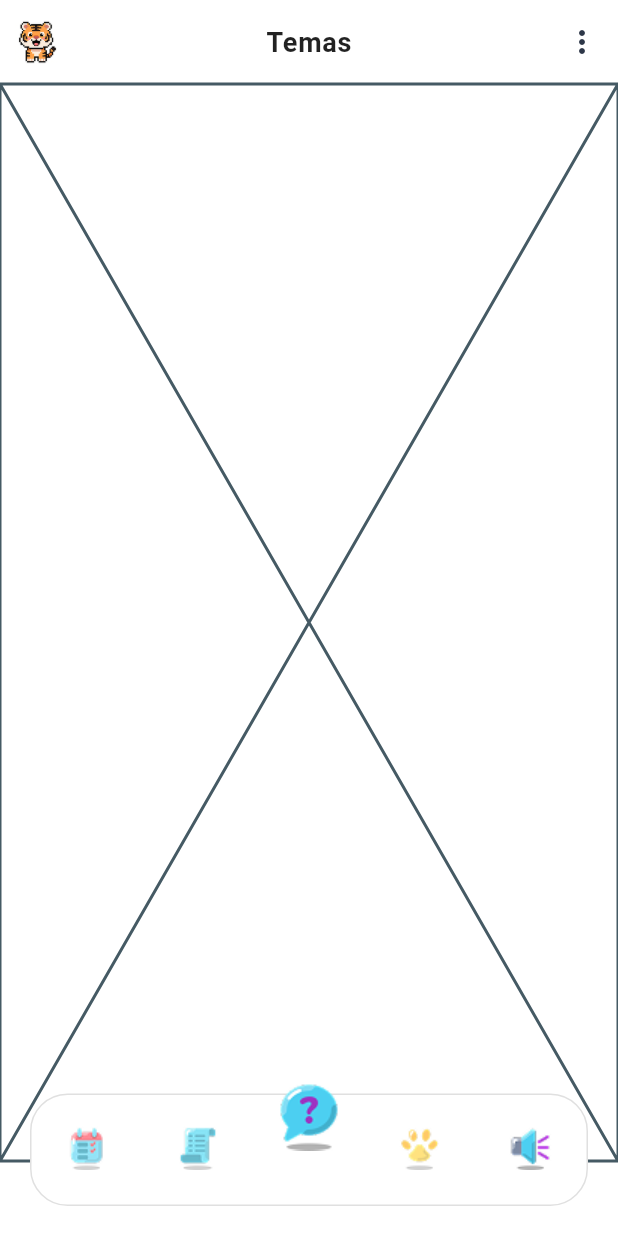
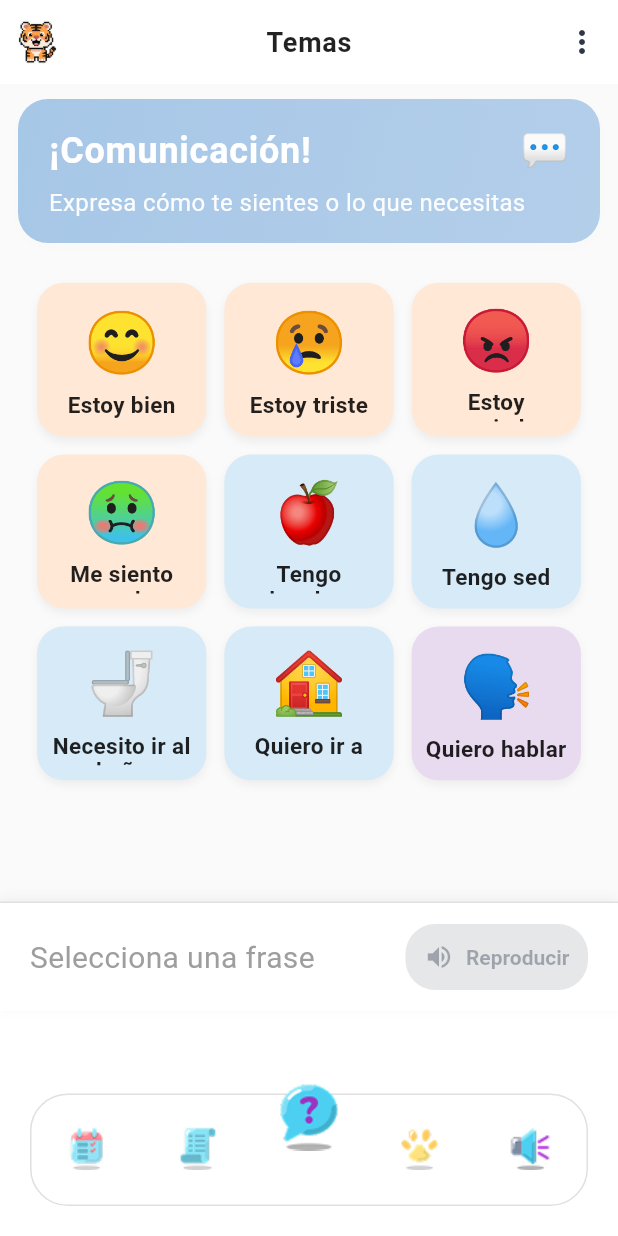
Before and after one commit to CQuarkH/tora-frontend, a Flutter app: the ChildMainScreen screen opened by its route, item 5 of the bottom bar chosen, on a phone screen of 412 x 824 dp. Run offline on Flutter 3.47's test engine with Material 3 defaults, Android fonts, the phone set to English and light mode, and no system bars; drawn by our look-alikes of persistent_bottom_nav_bar; our stand-ins replace audioplayers, calendar_view, fl_chart, flutter_hooks, flutter_local_notifications, flutter_svg and 5 more; project files that could hold a hidden picture were left out.

Commit message:
feat: add communication non-verbal screen and related components for enhanced child interaction

```diff
--- a/lib/features/child/screens/child_main_screen.dart
+++ b/lib/features/child/screens/child_main_screen.dart
@@ -3,6 +3,7 @@ import 'package:persistent_bottom_nav_bar/persistent_bottom_nav_bar.dart';
 import 'package:tora_frontend/features/child/models/child.dart';
 import 'package:tora_frontend/features/child/screens/calendar/child_calendar_screen.dart';
 import 'package:tora_frontend/core/widgets/logout_helper.dart';
+import 'package:tora_frontend/features/child/screens/communication-non-verbale/child_communication_non_verbale_screen.dart';
 import 'package:tora_frontend/features/child/screens/recommendation-child/recommendation_child_screen.dart';
 
 class ChildMainScreen extends StatefulWidget {
@@ -25,6 +26,7 @@ class _ChildMainScreenState extends State<ChildMainScreen> {
   @override
   Widget build(BuildContext context) {
     return Scaffold(
+
       body: PersistentTabView(
 
         context,
@@ -37,6 +39,7 @@ class _ChildMainScreenState extends State<ChildMainScreen> {
         navBarStyle: NavBarStyle.style15,
         navBarHeight: 75,
         // PROPIEDADES PARA EFECTO FLOTANTE
+
         margin: const EdgeInsets.only(left: 20, right: 20, bottom: 20),
         decoration: NavBarDecoration(
           borderRadius: BorderRadius.circular(25.0),
@@ -60,13 +63,14 @@ class _ChildMainScreenState extends State<ChildMainScreen> {
       _buildScreenWithAppBar("Calendario", const ChildCalendarScreen()),
       _buildScreenWithAppBar("Recomendaciones", const ChildRecommendationScreen()),
       _buildScreenWithAppBar("Alertas", const Placeholder()),
-      _buildScreenWithAppBar("Comunicación", const Placeholder()),
-      _buildScreenWithAppBar("Temas", const Placeholder()),
+      _buildScreenWithAppBar("Tora", const Placeholder()),
+      _buildScreenWithAppBar("Temas", const ChildCommunicationNonVerbaleScreen()),
     ];
   }
 
  Widget _buildScreenWithAppBar(String title, Widget body) {
   return Scaffold(
+    extendBody: true, // 👈 permite que el fondo fluya bajo el navbar flotante
     appBar: AppBar(
       backgroundColor: Colors.transparent,
       centerTitle: true,
@@ -94,9 +98,18 @@ class _ChildMainScreenState extends State<ChildMainScreen> {
         ),
       ],
     ),
-      body: body,
+
+    // 👇 Esto evita que el contenido quede oculto tras el navbar flotante
+    body: SafeArea(
+      bottom: false, // el padding manual se encargará del espacio
+      child: Padding(
+        padding: const EdgeInsets.only(bottom: 100), // altura aprox. del navbar + margen
+        child: body,
+      ),
+    ),
   );
 }
+
 
   List<PersistentBottomNavBarItem> _navBarsItems() {
     return [
--- /dev/null
+++ b/lib/features/child/screens/communication-non-verbale/child_communication_non_verbale_screen.dart
@@ -0,0 +1,105 @@
+import 'package:flutter/material.dart';
+import 'package:flutter_hooks/flutter_hooks.dart';
+import 'package:tora_frontend/features/child/screens/communication-non-verbale/widgets/communication_header.dart';
+import 'package:tora_frontend/features/child/screens/communication-non-verbale/widgets/communication_option_card.dart';
+import 'package:tora_frontend/features/child/screens/communication-non-verbale/widgets/communication_playback_bar.dart';
+
+class ChildCommunicationNonVerbaleScreen extends HookWidget {
+  const ChildCommunicationNonVerbaleScreen({super.key});
+
+  @override
+  Widget build(BuildContext context) {
+    final selectedPhrase = useState<String?>(null);
+
+    final items = [
+      // 🔹 Emociones
+      {'emoji': '😊', 'text': 'Estoy bien', 'color': const Color(0xFFFFE8D6)},
+      {'emoji': '😢', 'text': 'Estoy triste', 'color': const Color(0xFFFFE8D6)},
+      {
+        'emoji': '😡',
+        'text': 'Estoy enojado',
+        'color': const Color(0xFFFFE8D6),
+      },
+      {
+        'emoji': '🤢',
+        'text': 'Me siento mal',
+        'color': const Color(0xFFFFE8D6),
+      },
+
+      // 🔹 Necesidades
+      {'emoji': '🍎', 'text': 'Tengo hambre', 'color': const Color(0xFFD6EAF8)},
+      {'emoji': '💧', 'text': 'Tengo sed', 'color': const Color(0xFFD6EAF8)},
+      {
+        'emoji': '🚽',
+        'text': 'Necesito ir al baño',
+        'color': const Color(0xFFD6EAF8),
+      },
+      {
+        'emoji': '🏠',
+        'text': 'Quiero ir a casa',
+        'color': const Color(0xFFD6EAF8),
+      },
+
+      // 🔹 Acciones
+      {
+        'emoji': '🗣️',
+        'text': 'Quiero hablar',
+        'color': const Color(0xFFE8DAEF),
+      },
+    ];
+
+        final screenWidth = MediaQuery.of(context).size.width;
+    final screenHeight = MediaQuery.of(context).size.height;
+
+    // 🔹 Calcular columnas dinámicamente
+    int crossAxisCount = 3;
+    if (screenWidth < 380) crossAxisCount = 2;
+    if (screenWidth > 700) crossAxisCount = 4;
+
+    // 🔹 Ajustar relación ancho/alto de los cuadros
+    final aspectRatio = screenHeight < 700 ? 0.95 : 1.1;
+
+
+    return Scaffold(
+      backgroundColor: Colors.grey[50],
+      body: SafeArea(
+        child: Column(
+          children: [
+
+CommunicationHeader(),
+
+
+           Expanded(
+                child: GridView.builder(
+                  padding: EdgeInsets.symmetric(
+                    horizontal: screenWidth * 0.06,
+                    vertical: screenHeight * 0.02,
+                  ),
+                  gridDelegate: SliverGridDelegateWithFixedCrossAxisCount(
+                    crossAxisCount: crossAxisCount,
+                    crossAxisSpacing: 12,
+                    mainAxisSpacing: 12,
+                    childAspectRatio: aspectRatio,
+                  ),
+                  itemCount: items.length,
+                  itemBuilder: (context, i) {
+                    final item = items[i];
+                    return CommunicationOptionCard(
+                      emoji: item['emoji'] as String,
+                      text: item['text'] as String,
+                      color: item['color'] as Color,
+                      isSelected: selectedPhrase.value == item['text'],
+                      onTap: () => selectedPhrase.value = item['text'] as String,
+                    );
+                  },
+                ),
+              ),
+
+            // 🔹 Barra inferior con frase seleccionada
+            CommunicationPlaybackBar(phrase: selectedPhrase.value),
+          ],
+        ),
+      ),
+    );
+  }
+}
--- /dev/null
+++ b/lib/features/child/screens/communication-non-verbale/widgets/communication_header.dart
@@ -0,0 +1,77 @@
+import 'package:flutter/material.dart';
+import '../../../../../core/theme/tora_theme.dart';
+
+class CommunicationHeader extends StatelessWidget {
+  const CommunicationHeader({Key? key}) : super(key: key);
+
+  @override
+  Widget build(BuildContext context) {
+    final screenWidth = MediaQuery.of(context).size.width;
+    final screenHeight = MediaQuery.of(context).size.height;
+
+    // 🔹 Escalar tamaños según ancho de pantalla
+    final titleFontSize = screenWidth < 360 ? 20.0 : 24.0;
+    final subtitleFontSize = screenWidth < 360 ? 14.0 : 16.0;
+    final emojiSize = screenWidth < 360 ? 22.0 : 26.0;
+
+    return Container(
+      width: double.infinity,
+      padding: EdgeInsets.symmetric(
+        horizontal: screenWidth * 0.05,
+        vertical: screenHeight * 0.02,
+      ),
+      margin: const EdgeInsets.symmetric(horizontal: 12, vertical: 10),
+      decoration: BoxDecoration(
+        gradient: LinearGradient(
+          colors: [
+            ToraTheme.softBlue,
+            ToraTheme.softBlue.withOpacity(0.85),
+          ],
+          begin: Alignment.topLeft,
+          end: Alignment.bottomRight,
+        ),
+        borderRadius: BorderRadius.circular(20),
+        boxShadow: ToraTheme.cardShadow,
+      ),
+      child: Column(
+        crossAxisAlignment: CrossAxisAlignment.start,
+        children: [
+          // 🔹 Título y emoji alineados
+          Row(
+            crossAxisAlignment: CrossAxisAlignment.center,
+            children: [
+              Expanded(
+                child: Text(
+                  '¡Comunicación!',
+                  style: TextStyle(
+                    fontSize: titleFontSize,
+                    fontWeight: FontWeight.w700,
+                    color: Colors.white,
+                    letterSpacing: 0.5,
+                  ),
+                ),
+              ),
+              Text(
+                '💬',
+                style: TextStyle(fontSize: emojiSize),
+              ),
+            ],
+          ),
+
+          const SizedBox(height: 6),
+
+          // 🔹 Subtítulo adaptativo
+          Text(
+            'Expresa cómo te sientes o lo que necesitas',
+            style: TextStyle(
+              fontSize: subtitleFontSize,
+              fontWeight: FontWeight.w400,
+              color: Colors.white.withOpacity(0.95),
+              height: 1.3,
+            ),
+          ),
+        ],
+      ),
+    );
+  }
+}
--- /dev/null
+++ b/lib/features/child/screens/communication-non-verbale/widgets/communication_option_card.dart
@@ -0,0 +1,83 @@
+import 'package:flutter/material.dart';
+
+class CommunicationOptionCard extends StatelessWidget {
+  final String emoji;
+  final String text;
+  final Color color;
+  final bool isSelected;
+  final VoidCallback onTap;
+
+  const CommunicationOptionCard({
+    Key? key,
+    required this.emoji,
+    required this.text,
+    required this.color,
+    required this.isSelected,
+    required this.onTap,
+  }) : super(key: key);
+
+  @override
+  Widget build(BuildContext context) {
+    final screenWidth = MediaQuery.of(context).size.width;
+
+    // 🔹 Ajustar tamaño de emoji y texto según el ancho
+    final emojiSize = screenWidth < 360 ? 30.0 : 40.0;
+    final textSize = screenWidth < 360 ? 13.0 : 15.0;
+
+    return GestureDetector(
+      onTap: onTap,
+      child: AnimatedContainer(
+        duration: const Duration(milliseconds: 200),
+        padding: const EdgeInsets.symmetric(horizontal: 6, vertical: 8),
+        decoration: BoxDecoration(
+          color: isSelected ? Colors.amber[100] : color,
+          borderRadius: BorderRadius.circular(18),
+          border: Border.all(
+            color: isSelected ? Colors.amber : Colors.transparent,
+            width: 2,
+          ),
+          boxShadow: [
+            BoxShadow(
+              color: Colors.black.withOpacity(0.05),
+              blurRadius: 4,
+              offset: const Offset(0, 3),
+            ),
+          ],
+        ),
+        child: LayoutBuilder(
+          builder: (context, constraints) {
+            return Column(
+              mainAxisAlignment: MainAxisAlignment.center,
+              mainAxisSize: MainAxisSize.min,
+              children: [
+                FittedBox(
+                  fit: BoxFit.scaleDown,
+                  child: Text(
+                    emoji,
+                    style: TextStyle(fontSize: emojiSize),
+                  ),
+                ),
+                const SizedBox(height: 6),
+                Flexible(
+                  child: Text(
+                    text,
+                    textAlign: TextAlign.center,
+                    style: TextStyle(
+                      fontSize: textSize,
+                      fontWeight: FontWeight.w600,
+                      color: Colors.black87,
+                      height: 1.1,
+                    ),
+                    softWrap: true,
+                    maxLines: 2,
+                    overflow: TextOverflow.ellipsis,
+                  ),
+                ),
+              ],
+            );
+          },
+        ),
+      ),
+    );
+  }
+}
--- /dev/null
+++ b/lib/features/child/screens/communication-non-verbale/widgets/communication_playback_bar.dart
@@ -0,0 +1,87 @@
+import 'package:flutter/material.dart';
+
+class CommunicationPlaybackBar extends StatelessWidget {
+  final String? phrase;
+
+  const CommunicationPlaybackBar({
+    Key? key,
+    this.phrase,
+  }) : super(key: key);
+
+  @override
+  Widget build(BuildContext context) {
+    final screenWidth = MediaQuery.of(context).size.width;
+
+    // 🔹 Escala dinámica del tamaño del texto
+    double baseFontSize = screenWidth * 0.05;
+    if (baseFontSize > 20) baseFontSize = 20; // límite máximo para evitar overflow
+
+    return Container(
+      padding: const EdgeInsets.symmetric(horizontal: 20, vertical: 14),
+      decoration: BoxDecoration(
+        color: Colors.white,
+        border: Border(top: BorderSide(color: Colors.grey.shade300)),
+        boxShadow: [
+          BoxShadow(
+            color: Colors.black.withOpacity(0.05),
+            blurRadius: 6,
+            offset: const Offset(0, -2),
+          ),
+        ],
+      ),
+      child: SafeArea(
+        top: false,
+        child: Row(
+          mainAxisAlignment: MainAxisAlignment.spaceBetween,
+          children: [
+            // 🔹 Texto flexible, multilinea y con ajuste automático
+            Flexible(
+              flex: 3,
+              child: Text(
+                phrase ?? 'Selecciona una frase',
+                textAlign: TextAlign.center,
+                style: TextStyle(
+                  fontSize: baseFontSize,
+                  color: phrase != null ? Colors.black87 : Colors.grey,
+                  fontWeight:
+                      phrase != null ? FontWeight.w600 : FontWeight.normal,
+                  height: 1.1,
+                ),
+                maxLines: 2, // ✅ Permite 2 líneas
+                overflow: TextOverflow.ellipsis,
+                softWrap: true,
+              ),
+            ),
+            const SizedBox(width: 10),
+            // 🔹 Botón flexible para no invadir espacio
+            Flexible(
+              flex: 2,
+              child: ElevatedButton.icon(
+                onPressed:
+                    phrase != null ? () => debugPrint('🔊 $phrase') : null,
+                icon: const Icon(Icons.volume_up, size: 20),
+                label: const Text('Reproducir'),
+                style: ElevatedButton.styleFrom(
+                  backgroundColor: phrase != null
+                      ? Theme.of(context).colorScheme.primary
+                      : Colors.grey,
+                  shape: RoundedRectangleBorder(
+                    borderRadius: BorderRadius.circular(20),
+                  ),
+                  padding: EdgeInsets.symmetric(
+                    horizontal: screenWidth * 0.03,
+                    vertical: screenWidth * 0.02,
+                  ),
+                  textStyle: TextStyle(
+                    fontSize: screenWidth < 360 ? 12 : 14,
+                    fontWeight: FontWeight.w600,
+                  ),
+                ),
+              ),
+            ),
+          ],
+        ),
+      ),
+    );
+  }
+}
```
Lines whose indentation alone changed are shown as unchanged.
